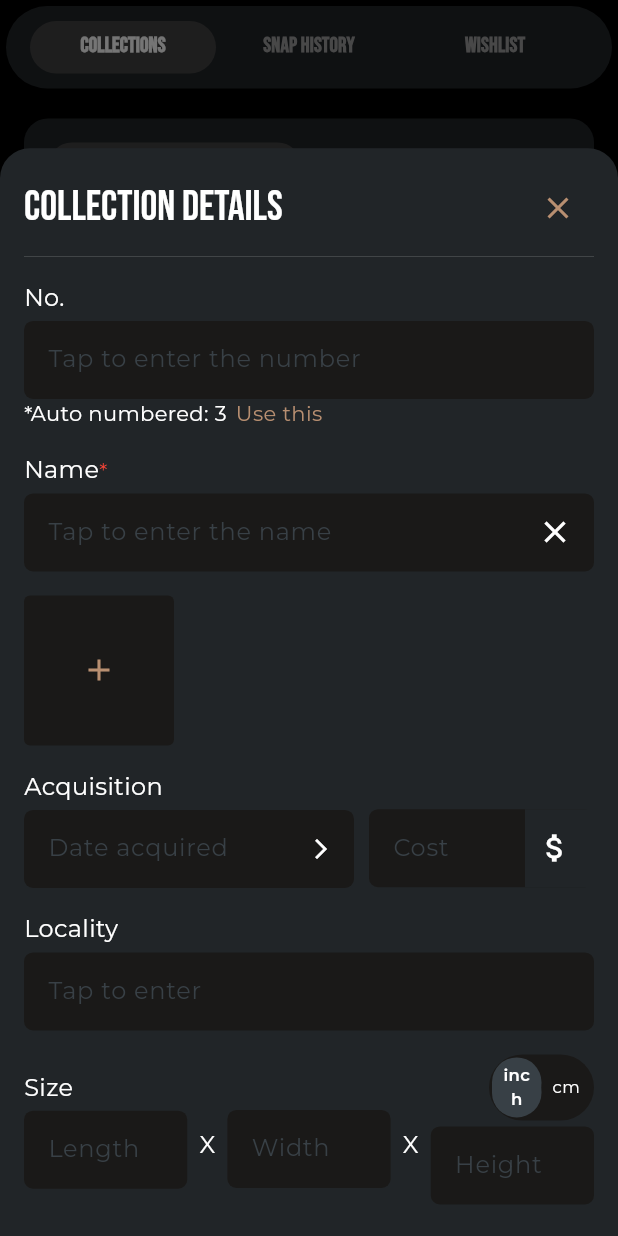
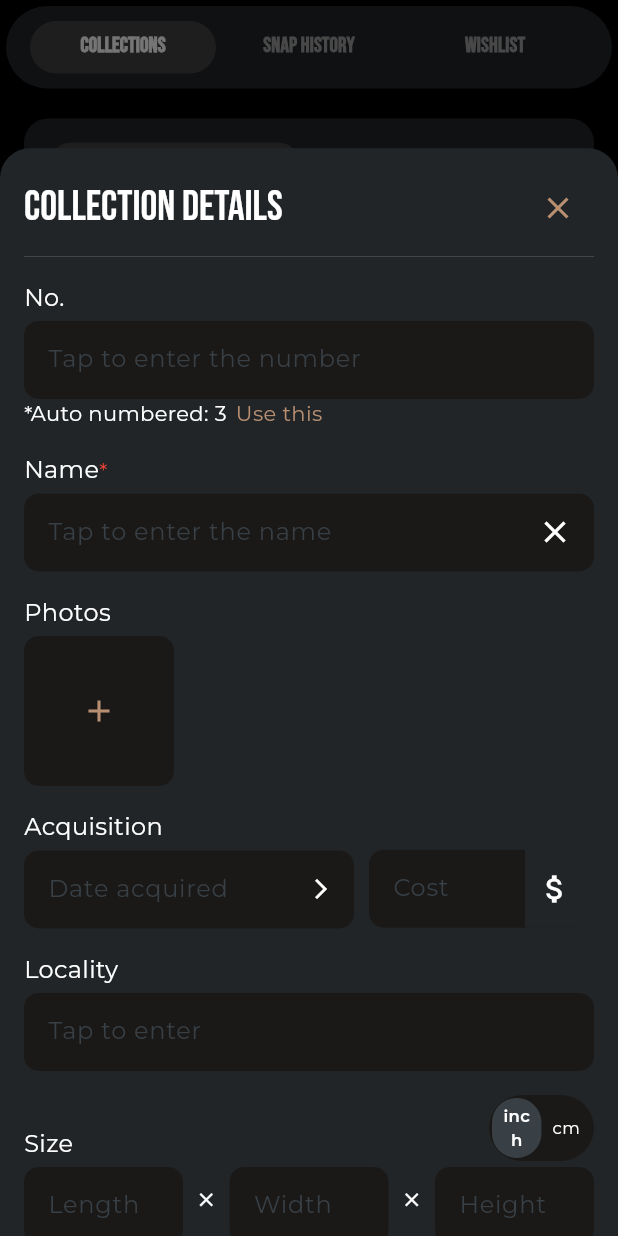
Before and after one commit to caiobraga/Rock_ID, a Flutter app: the FavoritePage screen opened directly with empty values, after a tap on the "add" icon, on a phone screen of 412 x 824 dp. Run offline on Flutter 3.47's test engine with Material 3 defaults, Android fonts, the phone set to English and light mode, and no system bars; our stand-ins replace flutter_dotenv, flutter_svg, google_fonts, image_picker, in_app_purchase, loading_animation_widget and 4 more; accounts and stored records are empty.

Commit message:
collection images

```diff
--- a/lib/db/db.dart
+++ b/lib/db/db.dart
@@ -1,8 +1,10 @@
 import 'package:flutter/material.dart';
+import 'package:flutter_onboarding/models/collection.dart';
+import 'package:flutter_onboarding/models/collection_image.dart';
 import 'package:flutter_onboarding/models/rocks.dart';
-import 'package:flutter_onboarding/models/collection.dart';
 import 'package:path/path.dart';
 import 'package:sqflite/sqflite.dart';
+
 import '../models/rock_in_collection.dart';
 
 class DatabaseHelper {
@@ -28,7 +30,7 @@ class DatabaseHelper {
 
     return await openDatabase(
       path,
-      version: 14,
+      version: 18,
       onCreate: _onCreate,
       onUpgrade: _onUpgrade,
     );
@@ -74,6 +76,17 @@ class DatabaseHelper {
     ''');
 
     await db.execute('''
+      CREATE TABLE collection_images(
+        id INTEGER PRIMARY KEY AUTOINCREMENT,
+        image BLOB,
+        collectionId INTEGER,
+        CONSTRAINT fk_collections FOREIGN KEY (collectionId) REFERENCES collections(collectionId)
+      )
+    ''');
+
+    debugPrint('CRIADAS COLEÇÕES DAS IMAGENS UHULLLL!!!!');
+
+    await db.execute('''
       CREATE TABLE rock_in_collection(
         id INTEGER PRIMARY KEY AUTOINCREMENT,
         rockId INTEGER,
@@ -104,6 +117,7 @@ class DatabaseHelper {
   Future<void> _onUpgrade(Database db, int oldVersion, int newVersion) async {
     // Drop all tables
     await db.execute('DROP TABLE IF EXISTS rocks');
+    await db.execute('DROP TABLE IF EXISTS collection_images');
     await db.execute('DROP TABLE IF EXISTS collections');
     await db.execute('DROP TABLE IF EXISTS rock_in_collection');
     await db.execute('DROP TABLE IF EXISTS wishlist');
@@ -254,21 +268,51 @@ class DatabaseHelper {
   // Functions for collections
 
   Future<void> insertCollection(Collection collection) async {
-    final db = await database;
-    await db.insert(
-      'collections',
-      collection.toMap(),
-      conflictAlgorithm: ConflictAlgorithm.replace,
-    );
+    try {
+      final db = await database;
+      final id = await db.insert(
+        'collections',
+        collection.toMap(),
+        conflictAlgorithm: ConflictAlgorithm.replace,
+      );
+
+      final collectionImagesWithCollectionId = collection.collectionImagesFiles
+          .map((e) => e.copyWith(collectionId: id))
+          .toList();
+
+      for (var collectionImageFile in collectionImagesWithCollectionId) {
+        await db.insert(
+          'collection_images',
+          collectionImageFile.toMap(),
+          conflictAlgorithm: ConflictAlgorithm.replace,
+        );
+      }
+    } catch (e) {
+      debugPrint('ERROR: $e');
+    }
   }
 
   Future<List<Collection>> collections() async {
     final db = await database;
-    final List<Map<String, dynamic>> maps = await db.query('collections');
+    final List<Map<String, dynamic>> collectionsMap =
+        await db.query('collections');
+    final List<Map<String, dynamic>> collectionImagesMap =
+        await db.query('collection_images');
+    final lstImages =
+        collectionImagesMap.map((e) => CollectionImage.fromMap(e)).toList();
 
-    return List.generate(maps.length, (i) {
-      return Collection.fromMap(maps[i]);
-    });
+    final lstCollections =
+        collectionsMap.map((e) => Collection.fromMap(e)).toList();
+
+    final result = lstCollections
+        .map((collection) => collection.copyWith(
+            collectionImagesFiles: lstImages
+                .where((element) =>
+                    element.collectionId == collection.collectionId)
+                .toList()))
+        .toList();
+
+    return result;
   }
 
   Future<void> updateCollection(Collection collection) async {
--- a/lib/models/collection.dart
+++ b/lib/models/collection.dart
@@ -1,3 +1,6 @@
+// ignore_for_file: public_member_api_docs, sort_constructors_first
+import 'package:flutter_onboarding/models/collection_image.dart';
+
 class Collection {
   final int collectionId;
   final String collectionName;
@@ -11,6 +14,7 @@ class Collection {
   final double height;
   final String notes;
   final String unitOfMeasurement;
+  final List<CollectionImage> collectionImagesFiles;
 
   Collection({
     required this.collectionId,
@@ -25,6 +29,7 @@ class Collection {
     required this.height,
     required this.notes,
     required this.unitOfMeasurement,
+    this.collectionImagesFiles = const [],
   });
 
   Map<String, dynamic> toMap() {
@@ -59,4 +64,37 @@ class Collection {
       unitOfMeasurement: map['unitOfMeasurement'] ?? '',
     );
   }
+
+  Collection copyWith({
+    int? collectionId,
+    String? collectionName,
+    String? description,
+    String? number,
+    String? dateAcquired,
+    double? cost,
+    String? locality,
+    double? length,
+    double? width,
+    double? height,
+    String? notes,
+    String? unitOfMeasurement,
+    List<CollectionImage>? collectionImagesFiles,
+  }) {
+    return Collection(
+      collectionId: collectionId ?? this.collectionId,
+      collectionName: collectionName ?? this.collectionName,
+      description: description ?? this.description,
+      number: number ?? this.number,
+      dateAcquired: dateAcquired ?? this.dateAcquired,
+      cost: cost ?? this.cost,
+      locality: locality ?? this.locality,
+      length: length ?? this.length,
+      width: width ?? this.width,
+      height: height ?? this.height,
+      notes: notes ?? this.notes,
+      unitOfMeasurement: unitOfMeasurement ?? this.unitOfMeasurement,
+      collectionImagesFiles:
+          collectionImagesFiles ?? this.collectionImagesFiles,
+    );
+  }
 }
--- /dev/null
+++ b/lib/models/collection_image.dart
@@ -0,0 +1,41 @@
+// ignore_for_file: public_member_api_docs, sort_constructors_first
+import 'dart:io';
+
+class CollectionImage {
+  final int id;
+  final int collectionId;
+  final File? image;
+
+  CollectionImage({
+    required this.id,
+    required this.collectionId,
+    required this.image,
+  });
+
+  Map<String, dynamic> toMap() {
+    return {
+      'collectionId': collectionId,
+      'image': image?.readAsBytesSync(),
+    };
+  }
+
+  factory CollectionImage.fromMap(Map<String, dynamic> map) {
+    return CollectionImage(
+      id: map['id'],
+      collectionId: map['collectionId'] ?? '',
+      image: map['image'] == null ? null : File.fromRawPath(map['image']),
+    );
+  }
+
+  CollectionImage copyWith({
+    int? id,
+    int? collectionId,
+    File? image,
+  }) {
+    return CollectionImage(
+      id: id ?? this.id,
+      collectionId: collectionId ?? this.collectionId,
+      image: image ?? this.image,
+    );
+  }
+}
--- a/lib/services/add_new_collection_modal.dart
+++ b/lib/services/add_new_collection_modal.dart
@@ -2,6 +2,7 @@ import 'dart:io';
 
 import 'package:flutter/material.dart';
 import 'package:flutter/services.dart';
+import 'package:flutter_onboarding/models/collection_image.dart';
 import 'package:flutter_onboarding/services/image_picker.dart';
 import 'package:google_fonts/google_fonts.dart';
 import 'package:intl/intl.dart';
@@ -11,8 +12,6 @@ import '../db/db.dart';
 import '../models/collection.dart';
 
 class AddNewCollectionModalService {
-  ValueNotifier<List<File>> pathsImage = ValueNotifier([]);
-
   Future<void> show(BuildContext context, void Function() onItemAdded) async {
     final TextEditingController _numberController = TextEditingController();
     final TextEditingController _nameController = TextEditingController();
@@ -23,7 +22,18 @@ class AddNewCollectionModalService {
     final TextEditingController _widthController = TextEditingController();
     final TextEditingController _heightController = TextEditingController();
     final TextEditingController _notesController = TextEditingController();
-    final ValueNotifier<String> _typeController = ValueNotifier('inch');
+    final ValueNotifier<List<File>> _photosNotifier = ValueNotifier([]);
+    final ValueNotifier<String> _unitOfMeasurementNotifier =
+        ValueNotifier('inch');
+
+    void toggleUnitOfMeasurement() {
+      if (_unitOfMeasurementNotifier.value == 'inch') {
+        _unitOfMeasurementNotifier.value = 'cm';
+        return;
+      }
+
+      _unitOfMeasurementNotifier.value = 'inch';
+    }
 
     void onTap() async {
       final String number = _numberController.text;
@@ -36,6 +46,8 @@ class AddNewCollectionModalService {
       final double width = double.tryParse(_widthController.text) ?? 0.0;
       final double height = double.tryParse(_heightController.text) ?? 0.0;
       final String notes = _notesController.text;
+      final String unitOfMeasurement = _unitOfMeasurementNotifier.value;
+      final List<File> collectionImageFiles = _photosNotifier.value;
 
       if (name.isNotEmpty) {
         try {
@@ -51,8 +63,14 @@ class AddNewCollectionModalService {
               width: width,
               height: height,
               notes: notes,
-            unitOfMeasurement: 'cm',
+              unitOfMeasurement: unitOfMeasurement,
+              collectionImagesFiles: collectionImageFiles.map((e) {
+                return CollectionImage(
+                  collectionId: 0,
+                  id: 0,
+                  image: e,
                 );
+              }).toList());
 
           await DatabaseHelper().insertCollection(newCollection);
 
@@ -61,6 +79,8 @@ class AddNewCollectionModalService {
         } catch (e) {
           debugPrint('$e');
         }
+
+        return;
       }
     }
 
@@ -86,8 +106,8 @@ class AddNewCollectionModalService {
                     final _image =
                         await ImagePickerService().pickImageFromGallery();
                     if (_image != null) {
-                      pathsImage.value =
-                          List.from([...pathsImage.value, _image]);
+                      _photosNotifier.value =
+                          List.from([..._photosNotifier.value, _image]);
                     }
                   },
                   child: Column(
@@ -111,8 +131,8 @@ class AddNewCollectionModalService {
                     final _image =
                         await ImagePickerService().pickImageFromCamera(context);
                     if (_image != null) {
-                      pathsImage.value =
-                          List.from([...pathsImage.value, _image]);
+                      _photosNotifier.value =
+                          List.from([..._photosNotifier.value, _image]);
                     }
                   },
                   child: Column(
@@ -252,8 +272,16 @@ class AddNewCollectionModalService {
                             ),
                           ),
                           const SizedBox(height: 16),
+                          const Text(
+                            'Photos',
+                            style: TextStyle(
+                              color: Colors.white,
+                              fontSize: 16,
+                            ),
+                          ),
+                          const SizedBox(height: 4),
                           ValueListenableBuilder<List<File>>(
-                              valueListenable: pathsImage,
+                              valueListenable: _photosNotifier,
                               builder: (context, list, _) {
                                 return Wrap(
                                   runSpacing: 8,
@@ -268,7 +296,7 @@ class AddNewCollectionModalService {
                                           color: Constants.colorInput,
                                           border: Border.all(),
                                           borderRadius:
-                                              BorderRadius.circular(4),
+                                              BorderRadius.circular(10),
                                         ),
                                         child: Image.file(
                                           e,
@@ -281,7 +309,7 @@ class AddNewCollectionModalService {
                                       width: 100,
                                       decoration: BoxDecoration(
                                         color: Constants.colorInput,
-                                        borderRadius: BorderRadius.circular(4),
+                                        borderRadius: BorderRadius.circular(10),
                                       ),
                                       child: InkWell(
                                         onTap: () async {
@@ -381,7 +409,8 @@ class AddNewCollectionModalService {
                             hintText: 'Tap to enter',
                           ),
                           Row(
-                            crossAxisAlignment: CrossAxisAlignment.center,
+                            crossAxisAlignment: CrossAxisAlignment.end,
+                            mainAxisAlignment: MainAxisAlignment.end,
                             children: [
                               Expanded(
                                 child: InputWidget(
@@ -395,16 +424,13 @@ class AddNewCollectionModalService {
                                     const EdgeInsets.symmetric(horizontal: 8),
                                 height: 60,
                                 child: Column(
-                                  mainAxisAlignment: MainAxisAlignment.end,
+                                  mainAxisAlignment: MainAxisAlignment.center,
                                   children: [
-                                    Text(
-                                      'X',
-                                      style: TextStyle(
-                                        fontSize: 16,
+                                    Icon(
+                                      Icons.close,
+                                      size: 15,
                                       color: Constants.white,
                                     ),
-                                      textAlign: TextAlign.center,
-                                    )
                                   ],
                                 ),
                               ),
@@ -420,16 +446,13 @@ class AddNewCollectionModalService {
                                     const EdgeInsets.symmetric(horizontal: 8),
                                 height: 60,
                                 child: Column(
-                                  mainAxisAlignment: MainAxisAlignment.end,
+                                  mainAxisAlignment: MainAxisAlignment.center,
                                   children: [
-                                    Text(
-                                      'X',
-                                      style: TextStyle(
-                                        fontSize: 16,
+                                    Icon(
+                                      Icons.close,
+                                      size: 15,
                                       color: Constants.white,
                                     ),
-                                      textAlign: TextAlign.center,
-                                    )
                                   ],
                                 ),
                               ),
@@ -442,7 +465,8 @@ class AddNewCollectionModalService {
                                         SizedBox(
                                           width: 70,
                                           child: ValueListenableBuilder(
-                                              valueListenable: _typeController,
+                                              valueListenable:
+                                                  _unitOfMeasurementNotifier,
                                               builder: (context, type, _) {
                                                 return Container(
                                                   clipBehavior: Clip.hardEdge,
@@ -472,7 +496,7 @@ class AddNewCollectionModalService {
                                                                   BorderRadius
                                                                       .circular(
                                                                           24),
-                                                              color: _typeController
+                                                              color: _unitOfMeasurementNotifier
                                                                           .value ==
                                                                       'inch'
                                                                   ? Constants
@@ -488,7 +512,7 @@ class AddNewCollectionModalService {
                                                               style: TextStyle(
                                                                 color: Constants
                                                                     .white,
-                                                                fontWeight: _typeController
+                                                                fontWeight: _unitOfMeasurementNotifier
                                                                             .value ==
                                                                         'inch'
                                                                     ? FontWeight
@@ -499,10 +523,8 @@ class AddNewCollectionModalService {
                                                               ),
                                                             ),
                                                           ),
-                                                          onTap: () {
-                                                            _typeController
-                                                                .value = 'inch';
-                                                          },
+                                                          onTap:
+                                                              toggleUnitOfMeasurement,
                                                         ),
                                                       ),
                                                       Expanded(
@@ -520,7 +542,7 @@ class AddNewCollectionModalService {
                                                                     BorderRadius
                                                                         .circular(
                                                                             24),
-                                                                color: _typeController
+                                                                color: _unitOfMeasurementNotifier
                                                                             .value ==
                                                                         'cm'
                                                                     ? Constants
@@ -538,7 +560,7 @@ class AddNewCollectionModalService {
                                                                   color:
                                                                       Constants
                                                                           .white,
-                                                                  fontWeight: _typeController
+                                                                  fontWeight: _unitOfMeasurementNotifier
                                                                               .value ==
                                                                           'cm'
                                                                       ? FontWeight
@@ -548,10 +570,8 @@ class AddNewCollectionModalService {
                                                                   fontSize: 11,
                                                                 ),
                                                               )),
-                                                          onTap: () {
-                                                            _typeController
-                                                                .value = 'cm';
-                                                          },
+                                                          onTap:
+                                                              toggleUnitOfMeasurement,
                                                         ),
                                                       ),
                                                     ],
@@ -575,7 +595,11 @@ class AddNewCollectionModalService {
                             maxLines: 5,
                           ),
                           const SizedBox(height: 10),
-                          Row(
+                          InkWell(
+                              onTap: onTap,
+                              child: Padding(
+                                padding: const EdgeInsets.only(top: 10.0),
+                                child: Row(
                                   children: [
                                     Expanded(
                                       child: Container(
@@ -583,10 +607,9 @@ class AddNewCollectionModalService {
                                         height: 33,
                                         decoration: BoxDecoration(
                                           color: Constants.primaryColor,
-                                    borderRadius: BorderRadius.circular(24),
+                                          borderRadius:
+                                              BorderRadius.circular(24),
                                         ),
-                                  child: InkWell(
-                                    onTap: onTap,
                                         child: Text(
                                           'Save',
                                           textAlign: TextAlign.center,
@@ -596,10 +619,10 @@ class AddNewCollectionModalService {
                                           ),
                                         ),
                                       ),
-                                ),
                                     )
                                   ],
                                 ),
+                              )),
                         ],
                       ),
                     ),
@@ -674,7 +697,7 @@ class InputWidget extends StatelessWidget {
           ),
           decoration: BoxDecoration(
             color: Constants.colorInput,
-            borderRadius: BorderRadius.circular(6),
+            borderRadius: BorderRadius.circular(10),
           ),
           child: Row(
             mainAxisAlignment: MainAxisAlignment.start,
--- a/lib/services/collection_list_model.dart
+++ b/lib/services/collection_list_model.dart
@@ -110,7 +110,10 @@ class __CollectionListModalState extends State<_CollectionListModal> {
                     Navigator.push(
                       context,
                       PageTransition(
-                        child: RockDetailPage(rock: rock, isSavingRock: false),
+                        child: RockDetailPage(
+                            rock: rock,
+                            isSavingRock: false,
+                            showAddButton: false),
                         type: PageTransitionType.bottomToTop,
                       ),
                     );
--- a/lib/ui/screens/widgets/collections_grid_view.dart
+++ b/lib/ui/screens/widgets/collections_grid_view.dart
@@ -1,3 +1,5 @@
+import 'dart:io';
+
 import 'package:flutter/material.dart';
 import 'package:flutter_onboarding/constants.dart';
 
@@ -30,7 +32,7 @@ class _CollectionGridViewState extends State<CollectionGridView> {
     return GridView.builder(
       padding: const EdgeInsets.all(8),
       shrinkWrap: true,
-      physics: const NeverScrollableScrollPhysics(),
+      // physics: const NeverScrollableScrollPhysics(),
       gridDelegate: const SliverGridDelegateWithFixedCrossAxisCount(
         crossAxisCount: 2,
         crossAxisSpacing: 10,
@@ -70,17 +72,15 @@ class _CollectionGridViewState extends State<CollectionGridView> {
           );
         } else {
           final collection = widget.collections[index];
+          final List<File> filesNotNull = collection.collectionImagesFiles
+              .where(((element) => element.image != null))
+              .map((e) => e.image!)
+              .toList();
           return CollectionWidget(
             title: collection.collectionName,
             isSavedLayout: collection.collectionName == 'Saved',
             rockCount: 0,
-            rockImages: collection.collectionName == 'Saved'
-                ? []
-                : [
-                    'assets/images/rock1.png',
-                    'assets/images/rock1.png',
-                    // Add actual rock images here
-                  ],
+            rockImages: const [''],
             onTap: () {
               CollectionListModelService()
                   .show(context, widget.collections[index].collectionId);
```
Also changed, not shown: lib/ui/screens/detail_page.dart (+25 -9 lines), lib/ui/screens/favorite_page.dart (+4 -5 lines). Lines whose indentation alone changed are shown as unchanged.
